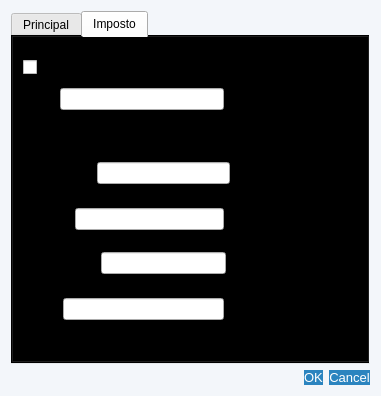
Qt form src/alterarproduto.ui (rayansl0302/MercadoPro) before a commit.
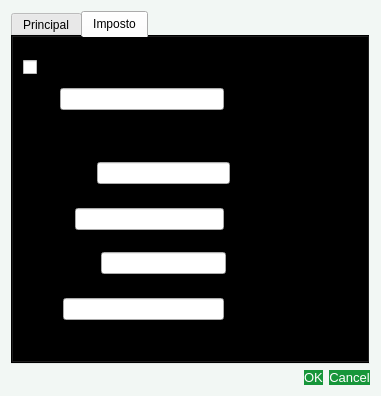
The same form after that commit. Custom widgets are drawn as their Qt base class.

What changed in the file:
```diff
--- a/src/alterarproduto.ui
+++ b/src/alterarproduto.ui
@@ -40,11 +40,11 @@
   <property name="styleSheet">
    <string notr="true">
 #AlterarProduto {
-  background-color: #f3f6fa;
-  background-color: #f3f6fa;
+  background-color: #F2F7F4;
+  background-color: #F2F7F4;
 }
 QPushButton {
-  background-color: rgb(43, 132, 191);
+  background-color: rgb(23, 150, 58);
   color: rgb(255, 255, 255);
   font-size: 13px;
   border-radius: 10px;
```
Left out of the diff: 4 changed lines with no effect on the pictures.
